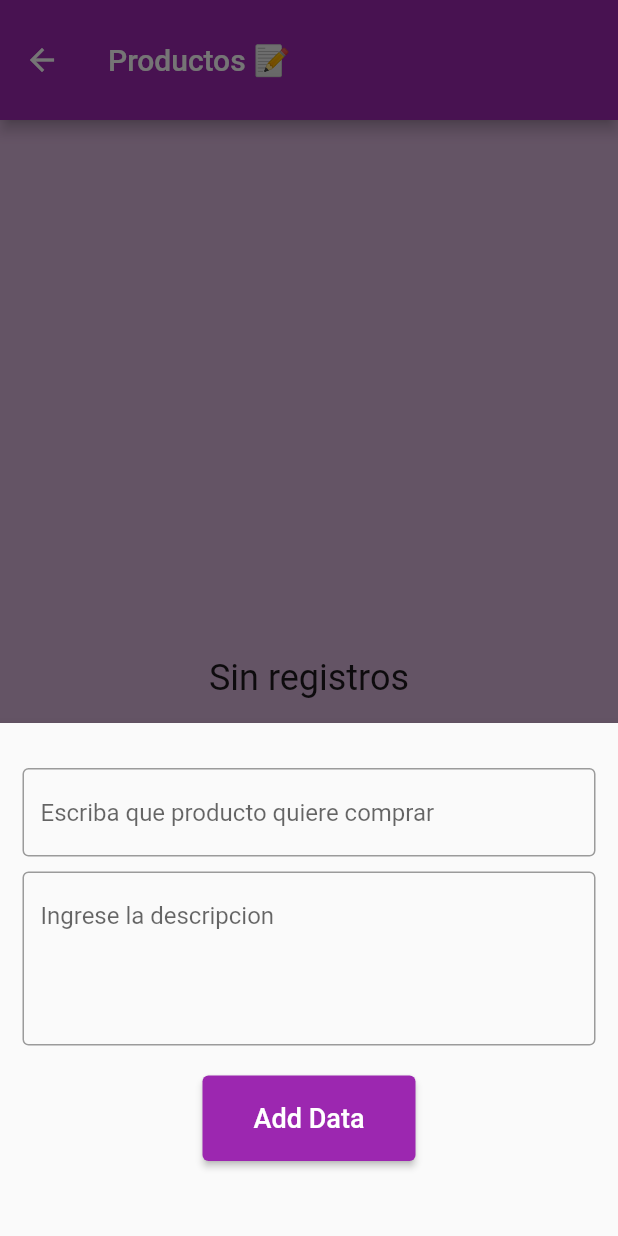
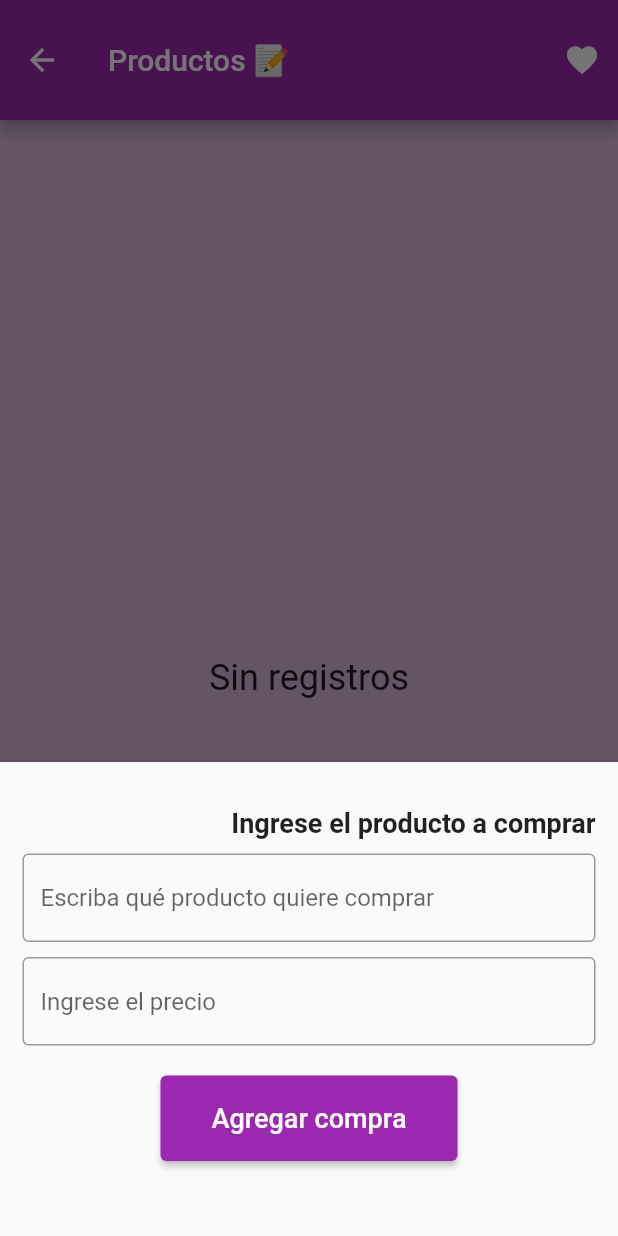
Before and after one commit to Aslyash73/PersistenciaSQLiteFlutter, a Flutter app: the Productos screen opened directly, after a tap on the "shopping cart" icon, on a phone screen of 412 x 824 dp. Run offline on Flutter 3.47's test engine with Material 2 defaults, Android fonts, the phone set to English and light mode, and no system bars; our stand-ins replace sqflite; accounts and stored records are empty.

Commit message:
cambios 3

```diff
--- a/lib/home_screen.dart
+++ b/lib/home_screen.dart
@@ -47,6 +47,7 @@ class _HomeScreenState extends State<HomeScreen> {
   Widget build(BuildContext context) {
     return Scaffold(
       appBar: AppBar(
+        toolbarHeight: 80,
         title: const Text('Usuarios 👪'),
         actions: [
           PopupMenuButton<String>(
--- a/lib/productos.dart
+++ b/lib/productos.dart
@@ -1,4 +1,5 @@
 import 'package:flutter/material.dart';
+import 'package:flutter/services.dart';
 import 'package:tallersqlite/db_helper.dart';
 
 class Productos extends StatefulWidget {
@@ -12,6 +13,7 @@ class _ProductosState extends State<Productos> {
   List<Map<String, dynamic>> _allData = [];
   List<bool> _selectedItems = [];
   bool _isLoading = true;
+  int selectedItemCount = 0;
 
   void _refreshData() async {
     final data = await SQLHelper.getAllData();
@@ -74,20 +76,32 @@ class _ProductosState extends State<Productos> {
           mainAxisSize: MainAxisSize.min,
           crossAxisAlignment: CrossAxisAlignment.end,
           children: [
+            const Text(
+              "Ingrese el producto a comprar",
+              style: TextStyle(
+                fontSize: 18,
+                fontWeight: FontWeight.bold,
+              ),
+            ),
+            const SizedBox(height: 10),
             TextField(
               controller: _productosController,
               decoration: const InputDecoration(
                 border: OutlineInputBorder(),
-                hintText: "Escriba que producto quiere comprar",
+                hintText: "Escriba qué producto quiere comprar",
               ),
             ),
             const SizedBox(height: 10),
             TextField(
               controller: _precioController,
-              maxLines: 4,
+              inputFormatters: [
+                FilteringTextInputFormatter
+                    .digitsOnly // Acepta solo valores numéricos
+              ],
+              keyboardType: TextInputType.number, // Muestra el teclado numérico
               decoration: const InputDecoration(
                 border: OutlineInputBorder(),
-                hintText: "Ingrese la descripcion",
+                hintText: "Ingrese el precio",
               ),
             ),
             const SizedBox(height: 20),
@@ -98,17 +112,18 @@ class _ProductosState extends State<Productos> {
                     await _addData();
                   } else {
                     await _updateData(id);
+                    await _updateData(id);
                   }
                   _productosController.text = "";
                   _precioController.text = "";
-                  // Hide bottom sheet
+// Ocultar el bottom sheet
                   Navigator.of(context).pop();
                   print("User Added");
                 },
                 child: Padding(
                   padding: const EdgeInsets.all(18),
                   child: Text(
-                    id == null ? "Add Data" : "Update",
+                    id == null ? "Agregar compra" : "Actualizar",
                     style: const TextStyle(
                       fontSize: 18,
                       fontWeight: FontWeight.w500,
@@ -135,6 +150,17 @@ class _ProductosState extends State<Productos> {
         appBar: AppBar(
           toolbarHeight: 80,
           title: const Text('Productos 📝'),
+          actions: [
+            IconButton(
+              onPressed: () {
+                // Acción al presionar el ícono de corazón
+              },
+              icon: const Icon(
+                Icons.favorite,
+                color: Colors.white,
+              ),
+            ),
+          ],
         ),
         body: _isLoading
             ? const Center(
@@ -179,6 +205,9 @@ class _ProductosState extends State<Productos> {
                                     onChanged: (value) {
                                       setState(() {
                                         _selectedItems[index] = value ?? false;
+                                        selectedItemCount = _selectedItems
+                                            .where((selected) => selected)
+                                            .length;
                                       });
                                     },
                                   ),
@@ -237,7 +266,7 @@ class _ProductosState extends State<Productos> {
                                       },
                                       icon: const Icon(
                                         Icons.delete,
-                                        color: Colors.redAccent,
+                                        color: Colors.amber,
                                       ),
                                     ),
                                   ],
@@ -251,7 +280,30 @@ class _ProductosState extends State<Productos> {
                   ),
         floatingActionButton: FloatingActionButton(
           onPressed: () => showBottomSheet(null),
-          child: const Icon(Icons.shopping_cart),
+          child: Stack(
+            children: [
+              const Icon(Icons.shopping_cart),
+              if (selectedItemCount > 0)
+                Positioned(
+                  left: 5,
+                  child: Container(
+                    padding: const EdgeInsets.all(4),
+                    decoration: const BoxDecoration(
+                      shape: BoxShape.circle,
+                      color: Colors.amber,
+                    ),
+                    child: Text(
+                      selectedItemCount.toString(),
+                      style: const TextStyle(
+                        fontSize: 12,
+                        fontWeight: FontWeight.bold,
+                        color: Colors.white,
+                      ),
+                    ),
+                  ),
+                ),
+            ],
+          ),
         ),
       ),
     );
```
